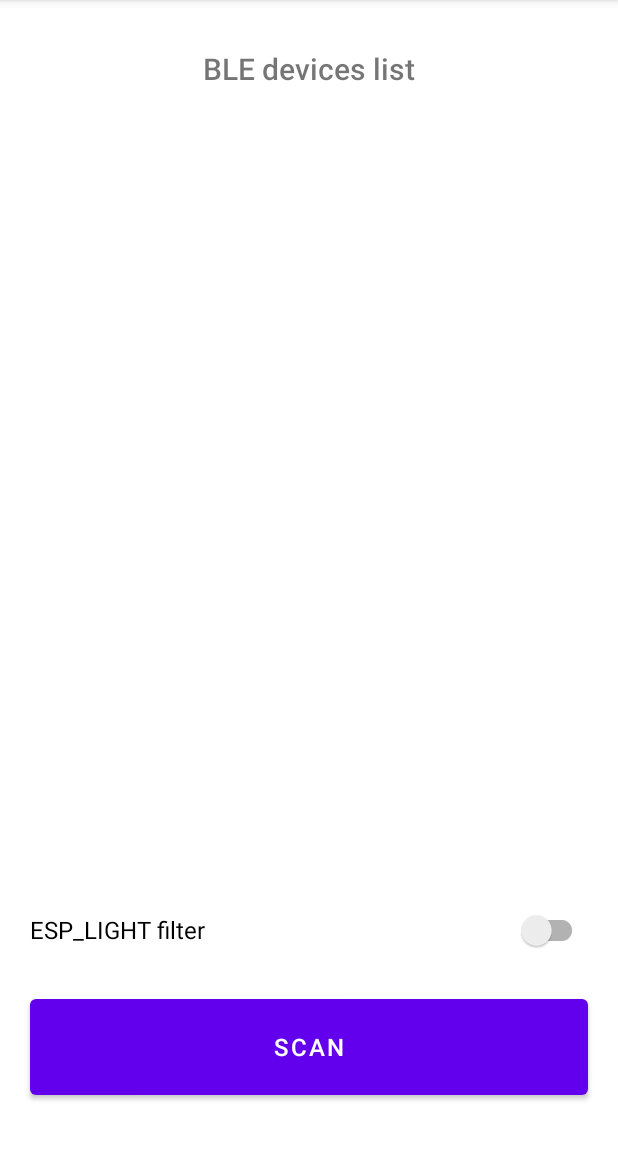
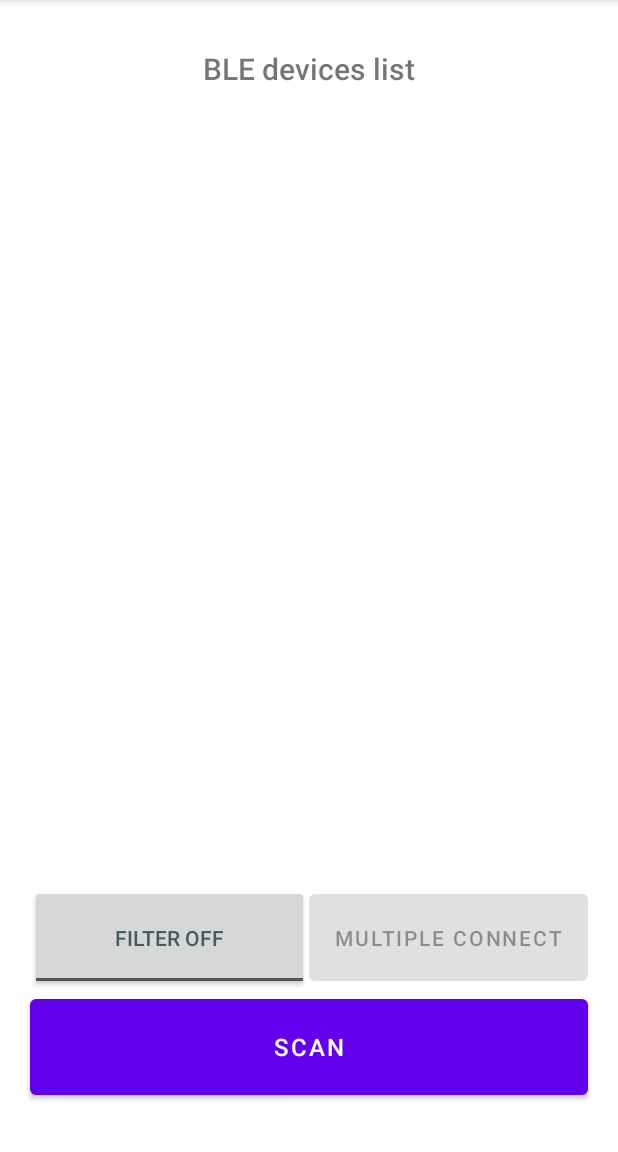
Before and after one commit to AndrewLaptev/ble_light_mobile, an Android app: the MainActivity screen opened directly, with no data from a screen before it, on a phone screen of 412 x 824 dp, the part 84-1236 px from its top. Run offline under Robolectric (Android 15) with nearby library versions, the phone set to English and light mode, and no system bars; 1 statement that could not run was skipped.

Commit message:
feat: add new buttons (filter and multiple connection)

```diff
--- a/app/src/main/java/com/example/scanner_1/BluetoothLeService.java
+++ b/app/src/main/java/com/example/scanner_1/BluetoothLeService.java
@@ -20,7 +20,7 @@ import android.util.Log;
 import androidx.annotation.RequiresApi;
 
 import java.util.List;
-import java.util.UUID;
+import java.util.Map;
 
 /**
  * Service for managing connection and data communication with a GATT server hosted on a
@@ -36,6 +36,9 @@ public class BluetoothLeService extends Service {
     private BluetoothAdapter mBluetoothAdapter;
     private String mBluetoothDeviceAddress;
     private BluetoothGatt mBluetoothGatt;
+
+    private Map<String, BluetoothGatt> connectedDeviceMap;
+
     protected int mConnectionState = STATE_DISCONNECTED;
 
     private static final int STATE_DISCONNECTED = 0;
@@ -296,4 +299,6 @@ public class BluetoothLeService extends Service {
         return mBluetoothGatt.getServices();
     }
 
+
+
 }
--- a/app/src/main/java/com/example/scanner_1/MainActivity.java
+++ b/app/src/main/java/com/example/scanner_1/MainActivity.java
@@ -23,17 +23,18 @@ import android.content.pm.PackageManager;
 import android.graphics.Color;
 import android.os.Build;
 import android.os.Bundle;
+import android.util.Log;
 import android.view.View;
 import android.view.ViewGroup;
 import android.widget.AdapterView;
 import android.widget.ArrayAdapter;
 import android.widget.BaseAdapter;
 import android.widget.Button;
-import android.widget.CompoundButton;
 import android.widget.ListAdapter;
 import android.widget.ListView;
 import android.widget.TextView;
 import android.widget.Toast;
+import android.widget.ToggleButton;
 
 import java.util.ArrayList;
 import java.util.List;
@@ -45,14 +46,15 @@ public class MainActivity extends AppCompatActivity {
     private BluetoothLeScanner mBluetoothLeScanner;
 
     Button btnScan;
-    SwitchCompat btnFilter;
+    Button btnFilter;
+    Button btnMultConnect;
     ListView listViewLE;
 
     List<BluetoothDeviceRSSI> listBluetoothDevice;
     ListAdapter adapterLeScanResult;
 
     private boolean mScanning;
-    private boolean nodeFilter;
+    private boolean nodeFilter = false;
 
     private static final int REQUEST_ENABLE_BLUETOOTH = 1;
     private static final int ACCESS_BLUETOOTH_PERMISSION = 85;
@@ -129,11 +131,19 @@ public class MainActivity extends AppCompatActivity {
                 scanLeDevice((String)btnScan.getText());
             }
         });
-        btnFilter = (SwitchCompat) findViewById(R.id.switch_compat);
-        btnFilter.setOnCheckedChangeListener(new CompoundButton.OnCheckedChangeListener() {
+        btnFilter = (ToggleButton) findViewById(R.id.toggle_filter);
+        btnFilter.setOnClickListener(new View.OnClickListener() {
             @Override
-            public void onCheckedChanged(CompoundButton buttonView, boolean isChecked) {
-                nodeFilter = isChecked;
+            public void onClick(View view) {
+                nodeFilter = !nodeFilter;
+            }
+        });
+        btnMultConnect = (Button) findViewById(R.id.mult_connect);
+        btnMultConnect.setEnabled(false);
+        btnMultConnect.setOnClickListener(new View.OnClickListener() {
+            @Override
+            public void onClick(View view) {
+                // something multiple connection
             }
         });
 
@@ -150,6 +160,8 @@ public class MainActivity extends AppCompatActivity {
                 deviceName = getItem(position).getDevice().getName();
                 deviceAddress = getItem(position).getDevice().getAddress();
                 rawRSSI = Integer.toString(getItem(position).getRawRSSI());
+
+                Log.i("TEST", deviceAddress + ' ' + rawRSSI);
 
                 if(deviceName == null) {
                     textView = deviceAddress + '\n' + rawRSSI;
@@ -307,6 +319,10 @@ public class MainActivity extends AppCompatActivity {
             device.setDevice(result.getDevice());
             device.setRawRSSI(result.getRssi());
             addBluetoothDevice(device);
+
+            if (!listBluetoothDevice.isEmpty()) {
+                btnMultConnect.setEnabled(nodeFilter);
+            }
         }
 
         @Override
--- a/app/src/main/res/layout/activity_main.xml
+++ b/app/src/main/res/layout/activity_main.xml
@@ -1,9 +1,9 @@
 <?xml version="1.0" encoding="utf-8"?>
 <androidx.constraintlayout.widget.ConstraintLayout xmlns:android="http://schemas.android.com/apk/res/android"
+    xmlns:app="http://schemas.android.com/apk/res-auto"
     xmlns:tools="http://schemas.android.com/tools"
     android:layout_width="match_parent"
     android:layout_height="match_parent"
-    xmlns:app="http://schemas.android.com/apk/res-auto"
     android:orientation="vertical"
     android:padding="16dp"
     tools:context="com.example.scanner_1.MainActivity">
@@ -44,26 +44,6 @@
         app:layout_constraintTop_toTopOf="parent"
         app:layout_constraintVertical_bias="0.976" />
 
-    <androidx.appcompat.widget.SwitchCompat
-        android:id="@+id/switch_compat"
-        android:layout_width="0dp"
-        android:layout_height="wrap_content"
-        android:layout_marginStart="4dp"
-        android:layout_marginEnd="4dp"
-        android:checked="false"
-        android:showText="true"
-        android:text="@string/esp_light_node_filter"
-        android:textOff="@string/esp_light_node_filter_OFF"
-        android:textOn="@string/esp_light_node_filter_ON"
-        android:textSize="16sp"
-        app:layout_constraintBottom_toBottomOf="parent"
-        app:layout_constraintEnd_toEndOf="parent"
-        app:layout_constraintLeft_toLeftOf="parent"
-        app:layout_constraintRight_toRightOf="parent"
-        app:layout_constraintStart_toStartOf="parent"
-        app:layout_constraintTop_toTopOf="parent"
-        app:layout_constraintVertical_bias="0.843" />
-
     <ListView
         android:id="@+id/lelist"
         android:layout_width="0dp"
@@ -77,7 +57,36 @@
         app:layout_constraintRight_toRightOf="parent"
         app:layout_constraintStart_toStartOf="parent"
         app:layout_constraintTop_toTopOf="parent"
-        app:layout_constraintVertical_bias="0.307">
-    </ListView>
+        app:layout_constraintVertical_bias="0.307" />
+
+    <ToggleButton
+        android:id="@+id/toggle_filter"
+        android:layout_width="0dp"
+        android:layout_height="70dp"
+        android:layout_marginStart="4dp"
+        android:text="@string/esp_light_node_filter"
+        android:textColor="#455A64"
+        android:textOff="@string/esp_light_node_filter_OFF"
+        android:textOn="@string/esp_light_node_filter_ON"
+        app:layout_constraintBottom_toTopOf="@+id/scan"
+        app:layout_constraintEnd_toStartOf="@+id/mult_connect"
+        app:layout_constraintHorizontal_bias="0.5"
+        app:layout_constraintStart_toStartOf="parent"
+        app:layout_constraintTop_toBottomOf="@+id/lelist"
+        app:layout_constraintVertical_bias="1.0"
+        tools:ignore="TextContrastCheck" />
+
+    <Button
+        android:id="@+id/mult_connect"
+        android:layout_width="0dp"
+        android:layout_height="70dp"
+        android:layout_marginEnd="4dp"
+        android:text="@string/esp_multiple_connection"
+        app:layout_constraintBottom_toTopOf="@+id/scan"
+        app:layout_constraintEnd_toEndOf="parent"
+        app:layout_constraintHorizontal_bias="0.5"
+        app:layout_constraintStart_toEndOf="@+id/toggle_filter"
+        app:layout_constraintTop_toBottomOf="@+id/lelist"
+        app:layout_constraintVertical_bias="1.0" />
 
 </androidx.constraintlayout.widget.ConstraintLayout>
--- a/app/src/main/res/values/strings.xml
+++ b/app/src/main/res/values/strings.xml
@@ -3,7 +3,10 @@
     <string name="scan_btn_enable">SCAN</string>
     <string name="scan_btn_disable">STOP</string>
     <string name="ble_device_list">BLE devices list</string>
-    <string name="esp_light_node_filter">ESP_LIGHT filter</string>
-    <string name="esp_light_node_filter_ON">ON</string>
-    <string name="esp_light_node_filter_OFF">OFF</string>
+    <string name="esp_light_node_filter">Light node filter</string>
+    <string name="esp_light_node_filter_ON">Filter ON</string>
+    <string name="esp_light_node_filter_OFF">Filter OFF</string>
+    <string name="esp_multiple_connection">Multiple connect</string>
+    <string name="esp_multiple_connection_ON">ON</string>
+    <string name="esp_multiple_connection_OFF">OFF</string>
 </resources>
```
